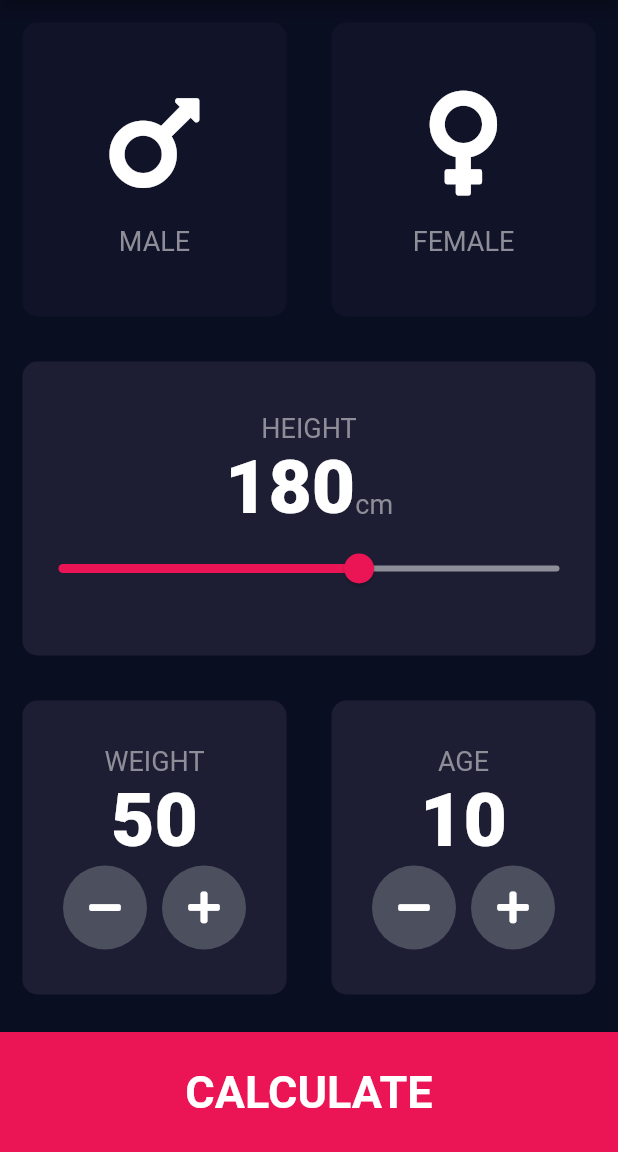
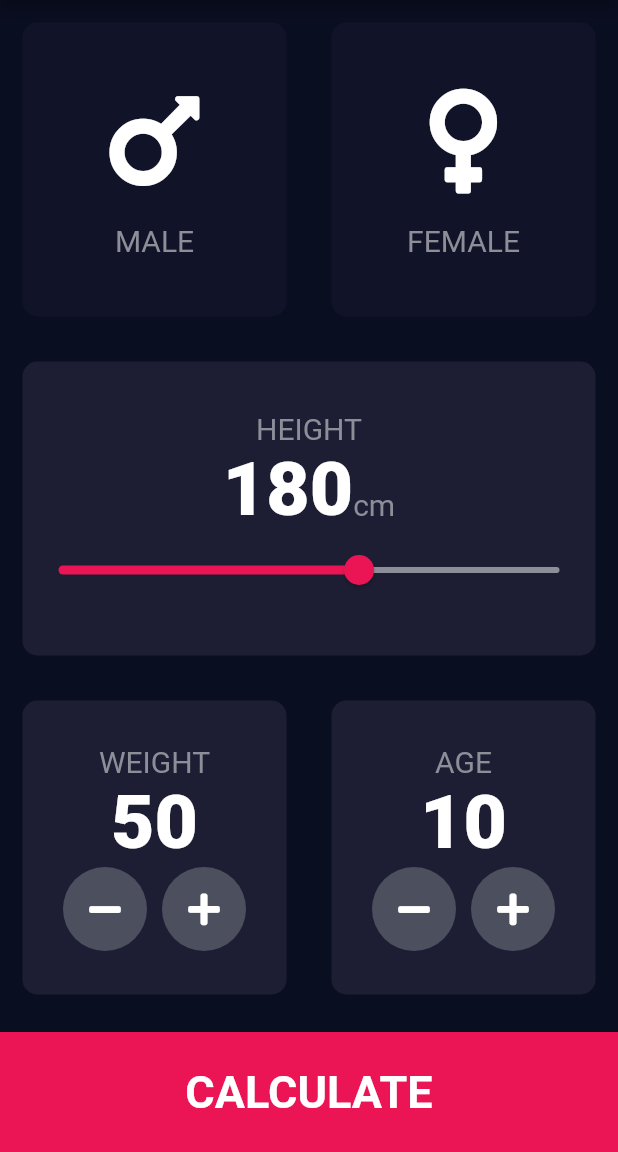
Before and after one commit to shivlendra20/Flutter_bmi_app, a Flutter app: the screen it shows after launch, on a phone screen of 412 x 824 dp, the part 84-1236 px from its top. Run offline on Flutter 3.47's test engine with Material 2 defaults, Android fonts, the phone set to English and light mode, and no system bars; our stand-ins replace font_awesome_flutter.

Commit message:
Update icon_content.dart

```diff
--- a/lib/icon_content.dart
+++ b/lib/icon_content.dart
@@ -1,10 +1,10 @@
 import 'package:flutter/material.dart';
 
-const activeTextStyle = TextStyle(fontSize: 18.0, color: Color(0xFF8D8E98));
+const activeTextStyle = TextStyle(fontSize: 20.0, color: Color(0xFF8D8E98));
 const numberTextStyle = TextStyle(
   color: Color(0xFFFFFFFF),
   fontSize: 50.0,
-  fontWeight: FontWeight.w900,
+  fontWeight: FontWeight.w800,
 );
 const largeTextStyle = TextStyle(
     fontSize: 30.0, color: Color(0xFFFFFFFF), fontWeight: FontWeight.bold);
@@ -13,7 +13,7 @@ const resultHeadingTextStyle = TextStyle(
     fontSize: 50.0, fontWeight: FontWeight.bold, color: Color(0xFFFFFFFF));
 
 const resultTextStyle = TextStyle(
-    fontSize: 22.2, fontWeight: FontWeight.bold, color: Color(0xFF24D876));
+    fontSize: 23.0, fontWeight: FontWeight.bold, color: Color(0xFF24D876));
 
 const BMITextStyle = TextStyle(
     fontSize: 90.0, fontWeight: FontWeight.bold, color: Color(0xFFFFFFFF));
```
